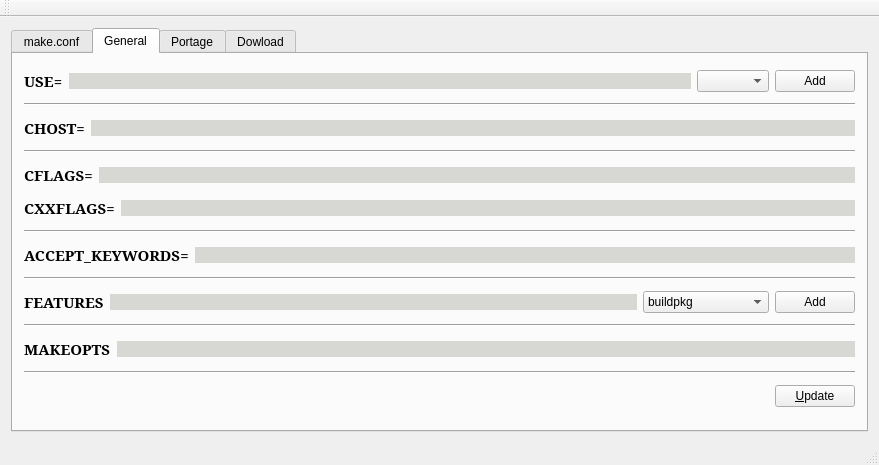
Above: mainwindow.ui from maluta/visual-portage-config before the change. Below: the same form after it.
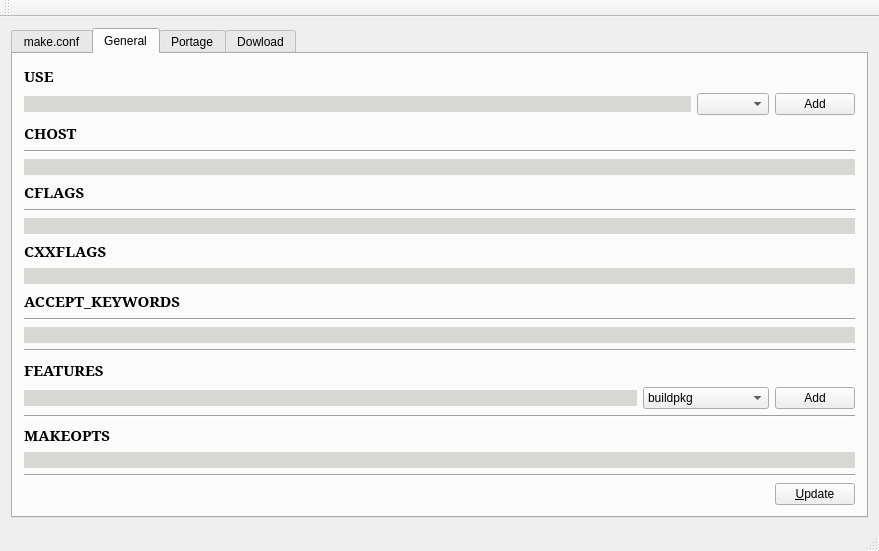
That is the form after the change. The open tabs and pages were chosen to show the change.

What changed in the file:
```diff
--- a/mainwindow.ui
+++ b/mainwindow.ui
@@ -7,7 +7,7 @@
     <x>0</x>
     <y>0</y>
     <width>879</width>
-    <height>446</height>
+    <height>451</height>
    </rect>
   </property>
   <property name="windowTitle">
@@ -119,8 +119,6 @@
        </attribute>
        <layout class="QVBoxLayout" name="verticalLayout_2">
         <item>
-         <layout class="QHBoxLayout" name="horizontalLayout">
-          <item>
            <widget class="QLabel" name="label">
             <property name="font">
              <font>
@@ -131,10 +129,12 @@
              </font>
             </property>
             <property name="text">
-             <string>USE=</string>
+           <string>USE</string>
             </property>
            </widget>
           </item>
+        <item>
+         <layout class="QHBoxLayout" name="horizontalLayout">
           <item>
            <widget class="QLineEdit" name="lineEdit_USE">
             <property name="autoFillBackground">
@@ -164,6 +164,21 @@
           </item>
          </layout>
         </item>
+        <item>
+         <widget class="QLabel" name="label_2">
+          <property name="font">
+           <font>
+            <family>Serif</family>
+            <pointsize>11</pointsize>
+            <weight>75</weight>
+            <bold>true</bold>
+           </font>
+          </property>
+          <property name="text">
+           <string>CHOST</string>
+          </property>
+         </widget>
+        </item>
         <item>
          <widget class="Line" name="line">
           <property name="orientation">
@@ -173,21 +188,6 @@
         </item>
         <item>
          <layout class="QHBoxLayout" name="horizontalLayout_2">
-          <item>
-           <widget class="QLabel" name="label_2">
-            <property name="font">
-             <font>
-              <family>Serif</family>
-              <pointsize>11</pointsize>
-              <weight>75</weight>
-              <bold>true</bold>
-             </font>
-            </property>
-            <property name="text">
-             <string>CHOST=</string>
-            </property>
-           </widget>
-          </item>
           <item>
            <widget class="QLineEdit" name="lineEdit_CHOST">
             <property name="autoFillBackground">
@@ -206,6 +206,21 @@
           </item>
          </layout>
         </item>
+        <item>
+         <widget class="QLabel" name="label_3">
+          <property name="font">
+           <font>
+            <family>Serif</family>
+            <pointsize>11</pointsize>
+            <weight>75</weight>
+            <bold>true</bold>
+           </font>
+          </property>
+          <property name="text">
+           <string>CFLAGS</string>
+          </property>
+         </widget>
+        </item>
         <item>
          <widget class="Line" name="line_2">
           <property name="orientation">
@@ -215,21 +230,6 @@
         </item>
         <item>
          <layout class="QHBoxLayout" name="horizontalLayout_3">
-          <item>
-           <widget class="QLabel" name="label_3">
-            <property name="font">
-             <font>
-              <family>Serif</family>
-              <pointsize>11</pointsize>
-              <weight>75</weight>
-              <bold>true</bold>
-             </font>
-            </property>
-            <property name="text">
-             <string>CFLAGS=</string>
-            </property>
-           </widget>
-          </item>
           <item>
            <widget class="QLineEdit" name="lineEdit_CFLAGS">
             <property name="autoFillBackground">
@@ -246,8 +246,6 @@
          </layout>
         </item>
         <item>
-         <layout class="QHBoxLayout" name="horizontalLayout_4">
-          <item>
            <widget class="QLabel" name="label_4">
             <property name="font">
              <font>
@@ -258,10 +256,12 @@
              </font>
             </property>
             <property name="text">
-             <string>CXXFLAGS=</string>
+           <string>CXXFLAGS</string>
             </property>
            </widget>
           </item>
+        <item>
+         <layout class="QHBoxLayout" name="horizontalLayout_4">
           <item>
            <widget class="QLineEdit" name="lineEdit_CXXFLAGS">
             <property name="autoFillBackground">
@@ -277,6 +277,21 @@
           </item>
          </layout>
         </item>
+        <item>
+         <widget class="QLabel" name="label_5">
+          <property name="font">
+           <font>
+            <family>Serif</family>
+            <pointsize>11</pointsize>
+            <weight>75</weight>
+            <bold>true</bold>
+           </font>
+          </property>
+          <property name="text">
+           <string>ACCEPT_KEYWORDS</string>
+          </property>
+         </widget>
+        </item>
         <item>
          <widget class="Line" name="line_3">
           <property name="orientation">
@@ -286,21 +301,6 @@
         </item>
         <item>
          <layout class="QHBoxLayout" name="horizontalLayout_5">
-          <item>
-           <widget class="QLabel" name="label_5">
-            <property name="font">
-             <font>
-              <family>Serif</family>
-              <pointsize>11</pointsize>
-              <weight>75</weight>
-              <bold>true</bold>
-             </font>
-            </property>
-            <property name="text">
-             <string>ACCEPT_KEYWORDS=</string>
-            </property>
-           </widget>
-          </item>
           <item>
            <widget class="QLineEdit" name="lineEdit_ACCEPTKEYWORDS">
             <property name="autoFillBackground">
@@ -324,8 +324,6 @@
          </widget>
         </item>
         <item>
-         <layout class="QHBoxLayout" name="horizontalLayout_6">
-          <item>
            <widget class="QLabel" name="label_16">
             <property name="font">
              <font>
@@ -341,6 +339,8 @@
            </widget>
           </item>
           <item>
+         <layout class="QHBoxLayout" name="horizontalLayout_6">
+          <item>
            <widget class="QLineEdit" name="lineEdit_FEATURES">
             <property name="autoFillBackground">
              <bool>false</bool>
@@ -469,8 +469,6 @@
          </widget>
         </item>
         <item>
-         <layout class="QHBoxLayout" name="horizontalLayout_7">
-          <item>
            <widget class="QLabel" name="label_15">
             <property name="font">
              <font>
@@ -486,6 +484,8 @@
            </widget>
           </item>
           <item>
+         <layout class="QHBoxLayout" name="horizontalLayout_7">
+          <item>
            <widget class="QLineEdit" name="lineEdit_MAKEOPTS">
             <property name="autoFillBackground">
              <bool>false</bool>
```
Left out of the diff: 42 changed lines with no effect on the pictures. Lines whose indentation alone changed are shown as unchanged.
